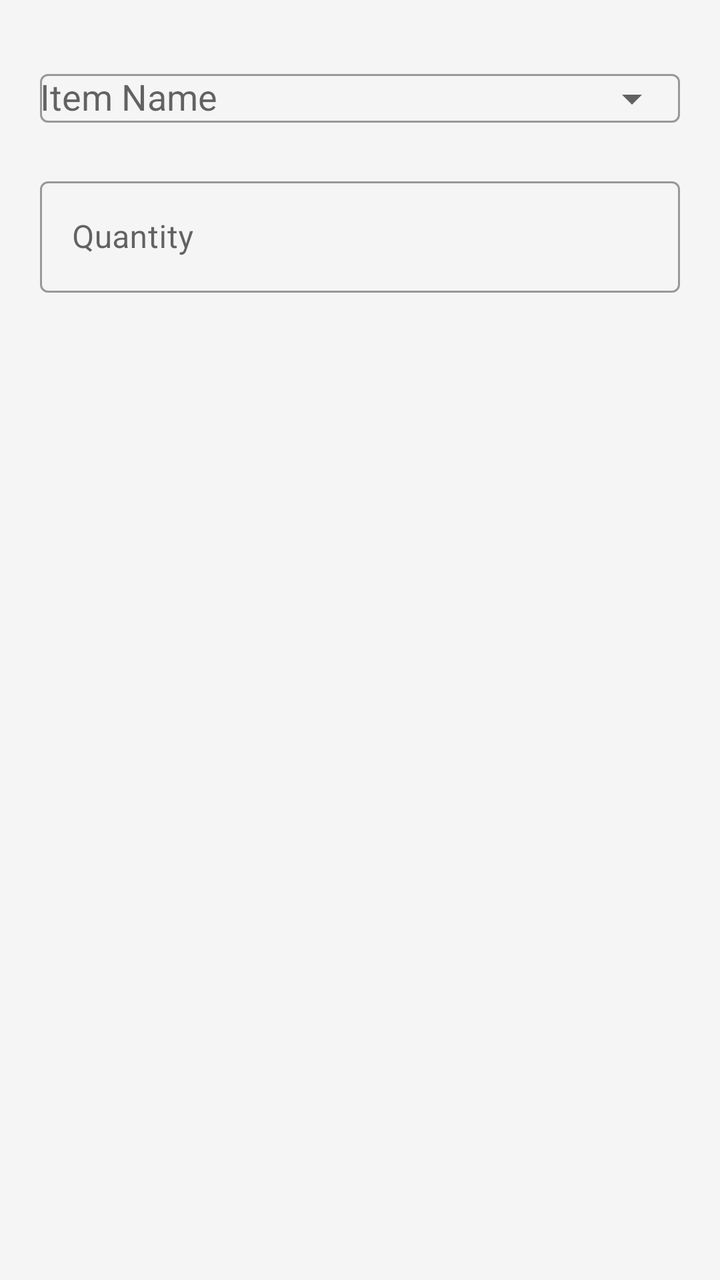
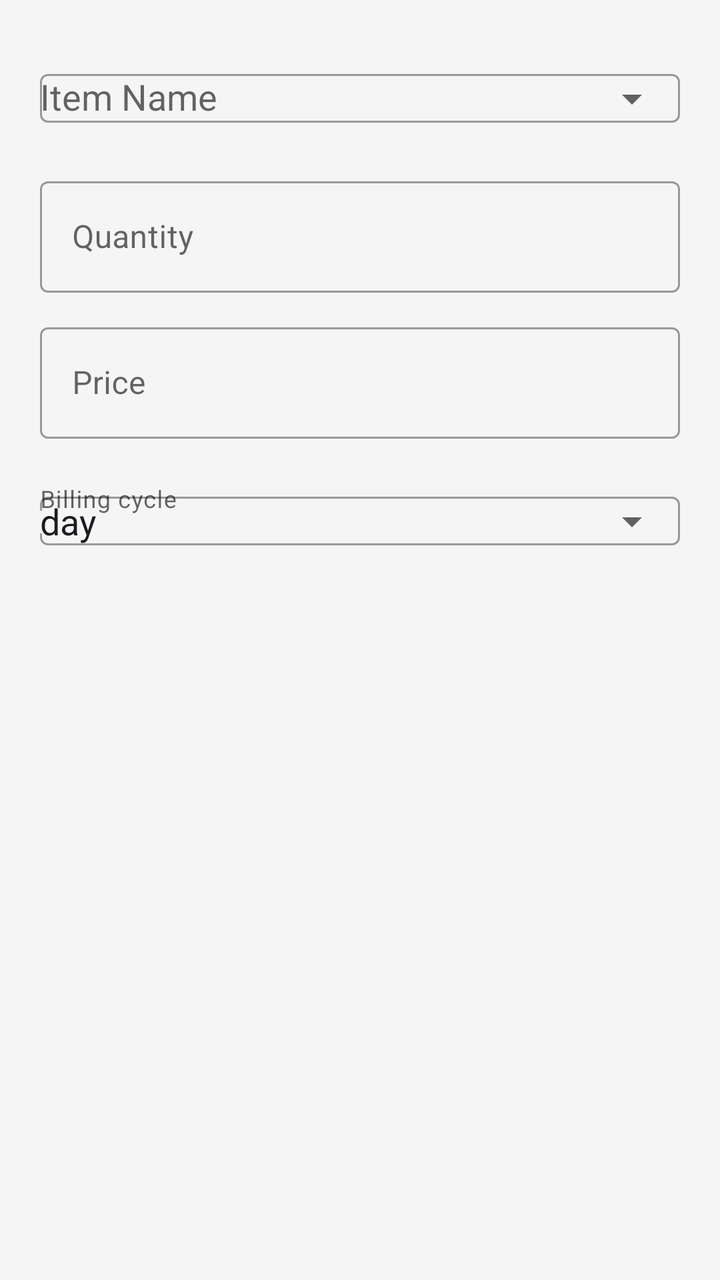

An Android layout rendered at two revisions. The XML below is the earlier revision; the diff shows what the commit changed to produce the second picture.
<!-- AndroidManifest.xml: application theme Theme.SVDAgency -->
<!-- res/layout/admin_subscription_add_plan_item.xml -->
<?xml version="1.0" encoding="utf-8"?>
<LinearLayout xmlns:android="http://schemas.android.com/apk/res/android"
    xmlns:app="http://schemas.android.com/apk/res-auto"
    android:layout_width="match_parent"
    android:layout_height="wrap_content"
    android:orientation="vertical"
    android:padding="20dp">

    <com.google.android.material.textfield.TextInputLayout
        style="@style/Widget.MaterialComponents.TextInputLayout.OutlinedBox"
        android:layout_width="match_parent"
        android:layout_height="wrap_content"
        android:hint="Item Name"
        android:layout_marginBottom="12dp"
        app:endIconMode="dropdown_menu">

        <AutoCompleteTextView
            android:id="@+id/etItemName"
            android:layout_width="match_parent"
            android:layout_height="wrap_content"
            android:completionThreshold="1"
            android:inputType="none" />
    </com.google.android.material.textfield.TextInputLayout>

    <com.google.android.material.textfield.TextInputLayout
        style="@style/Widget.MaterialComponents.TextInputLayout.OutlinedBox"
        android:layout_width="match_parent"
        android:layout_height="wrap_content"
        android:hint="Quantity"
        android:layout_marginBottom="12dp">

        <com.google.android.material.textfield.TextInputEditText
            android:id="@+id/etStock"
            android:layout_width="match_parent"
            android:layout_height="wrap_content"
            android:inputType="number" />
    </com.google.android.material.textfield.TextInputLayout>

</LinearLayout>
<!-- resources referenced by this layout -->
<resources>
  <style name="Theme.SVDAgency" parent="Theme.Material3.Light.NoActionBar">
          
          <item name="colorPrimary">@color/brand_red</item>
          <item name="colorOnPrimary">@color/white</item>
          <item name="colorPrimaryContainer">@color/brand_red_dark</item>
          <item name="colorOnPrimaryContainer">@color/white</item>
  
          
          <item name="colorSecondary">@color/colorAccent</item>
          <item name="colorOnSecondary">@color/white</item>
          <item name="colorSecondaryContainer">@color/white</item>
          <item name="colorOnSecondaryContainer">@color/black</item>
  
          <item name="colorSurface">@color/surface_background</item>
          <item name="colorOnSurface">@color/textColorPrimary</item>
          <item name="colorSurfaceVariant">@color/surface_variant</item>
          <item name="colorOnSurfaceVariant">@color/textColorSecondary</item>
          <item name="colorBackground">@color/window_background</item>
  
          <item name="colorSurfaceContainer">@color/surface_background</item>
          <item name="colorSurfaceContainerHigh">@color/surface_background</item>
          <item name="colorSurfaceContainerHighest">@color/surface_background</item>
          <item name="colorSurfaceContainerLow">@color/surface_background</item>
          <item name="colorSurfaceContainerLowest">@color/surface_background</item>
  
          
          <item name="android:statusBarColor">@color/brand_red</item>
          <item name="android:windowLightStatusBar" tools:targetApi="m">false</item>
  
          
          <item name="android:windowBackground">@color/window_background</item>
  
          
          <item name="materialCardViewStyle">@style/Widget.App.CardView</item>
  
          
          <item name="navigationViewStyle">@style/Widget.App.NavigationView</item>
  
          
          <item name="bottomNavigationStyle">@style/Widget.App.BottomNavigationView</item>
      </style>
  <color name="brand_red">#D32F2F</color>
  <color name="white">#FFFFFFFF</color>
  <color name="brand_red_dark">#B71C1C</color>
  <color name="colorAccent">#FF5252</color>
  <color name="black">#FF000000</color>
  <color name="surface_background">#FFFFFF</color>
  <color name="textColorPrimary">#000000</color>
  <color name="surface_variant">#F5F5F5</color>
  <color name="textColorSecondary">#757575</color>
  <color name="window_background">#F5F5F5</color>
  <style name="Widget.App.CardView" parent="Widget.Material3.CardView.Elevated">
          <item name="cardBackgroundColor">@color/card_background</item>
          <item name="cardElevation">2dp</item>
          <item name="strokeWidth">1dp</item>
          <item name="strokeColor">@color/card_stroke_color</item>
      </style>
  <style name="Widget.App.NavigationView" parent="Widget.Material3.NavigationView">
          <item name="backgroundTint">@color/drawer_background</item>
          <item name="elevation">0dp</item>
          <item name="itemTextColor">@color/drawer_nav_item_colors</item>
          <item name="itemIconTint">@color/drawer_nav_icon_colors</item>
      </style>
  <style name="Widget.App.BottomNavigationView" parent="Widget.Material3.BottomNavigationView">
          <item name="backgroundTint">@color/surface_background</item>
          <item name="itemTextColor">@color/textColorSecondary</item>
          <item name="itemIconTint">@color/textColorSecondary</item>
      </style>
  <color name="card_background">#FFFFFF</color>
  <color name="card_stroke_color">#E0E0E0</color>
  <color name="drawer_background">#FFFFFF</color>
</resources>

<!-- the commit's change to res/layout/admin_subscription_add_plan_item.xml (unified diff, before → after) -->
@@ -36,4 +36,34 @@
             android:inputType="number" />
     </com.google.android.material.textfield.TextInputLayout>
 
+    <com.google.android.material.textfield.TextInputLayout
+        style="@style/Widget.MaterialComponents.TextInputLayout.OutlinedBox"
+        android:layout_width="match_parent"
+        android:layout_height="wrap_content"
+        android:hint="Price"
+        app:prefixText="Rs. ">
+
+        <com.google.android.material.textfield.TextInputEditText
+            android:id="@+id/etPrice"
+            android:layout_width="match_parent"
+            android:layout_height="wrap_content"
+            android:inputType="numberDecimal" />
+    </com.google.android.material.textfield.TextInputLayout>
+
+    <com.google.android.material.textfield.TextInputLayout
+        style="@style/Widget.MaterialComponents.TextInputLayout.OutlinedBox"
+        android:layout_width="match_parent"
+        android:layout_height="wrap_content"
+        android:layout_marginTop="12dp"
+        android:hint="Billing cycle"
+        app:endIconMode="dropdown_menu">
+
+        <AutoCompleteTextView
+            android:id="@+id/etPer"
+            android:layout_width="match_parent"
+            android:layout_height="wrap_content"
+            android:inputType="none"
+            android:text="day" />
+    </com.google.android.material.textfield.TextInputLayout>
+
 </LinearLayout>
<!-- resource entries referenced after the edit -->
@@ -40,6 +40,9 @@
   
           
           <item name="bottomNavigationStyle">@style/Widget.App.BottomNavigationView</item>
+  
+          
+          <item name="materialAlertDialogTheme">@style/ThemeOverlay.App.MaterialAlertDialog</item>
       </style>
   <color name="brand_red">#D32F2F</color>
   <color name="white">#FFFFFFFF</color>
@@ -68,6 +71,11 @@
           <item name="itemTextColor">@color/textColorSecondary</item>
           <item name="itemIconTint">@color/textColorSecondary</item>
       </style>
+  <style name="ThemeOverlay.App.MaterialAlertDialog" parent="ThemeOverlay.Material3.MaterialAlertDialog">
+          <item name="colorSurface">@color/surface_background</item>
+          
+          <item name="android:windowBackground">@android:color/transparent</item>
+      </style>
   <color name="card_background">#FFFFFF</color>
   <color name="card_stroke_color">#E0E0E0</color>
   <color name="drawer_background">#FFFFFF</color>
